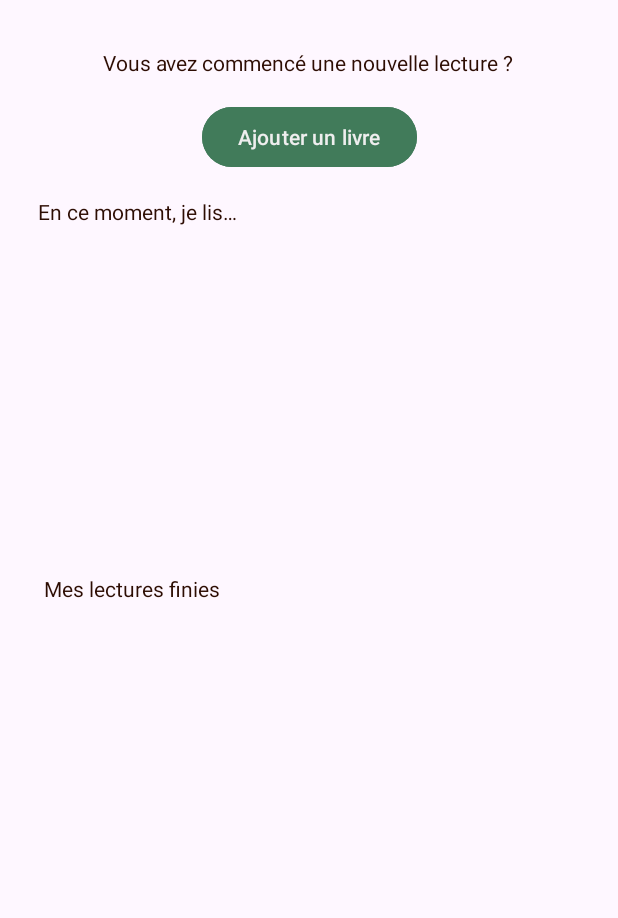
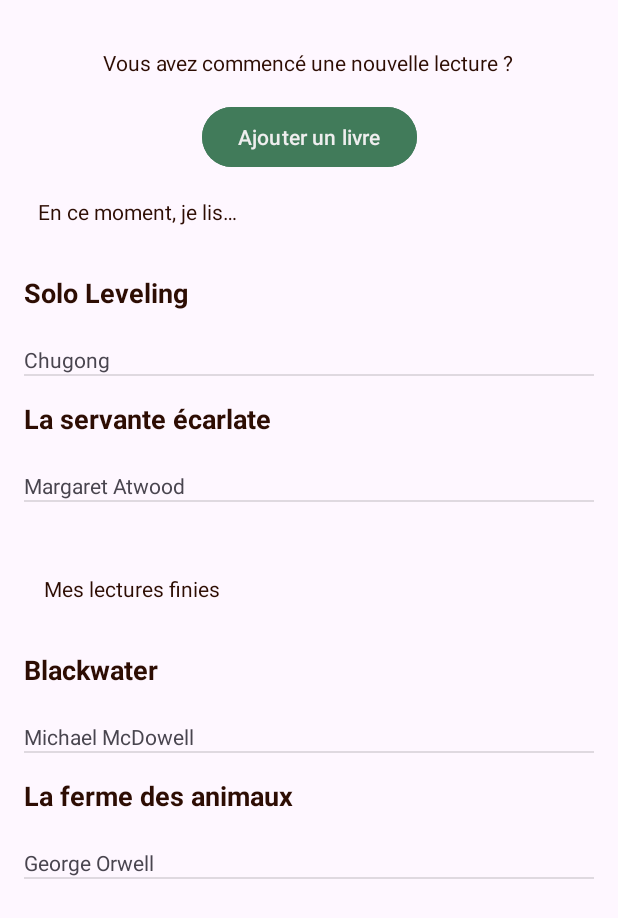
Before and after one commit to pemarsnv/android-app-my-reads, an Android app: the screen it shows after launch (MainActivity), on a phone screen of 412 x 824 dp. Shown: the top 918 px of the screen. Run offline under Robolectric (Android 15) with nearby library versions, the phone set to English and light mode, and no system bars.

Commit message:
Created the Book gestion

```diff
--- a/app/src/main/java/CreateBook.java
+++ /dev/null
@@ -1,5 +0,0 @@
-public class CreateBook {
-
-
-
-}
--- /dev/null
+++ b/app/src/main/java/com/example/myreads/Book.java
@@ -0,0 +1,74 @@
+package com.example.myreads;
+
+import androidx.annotation.NonNull;
+
+public class Book {
+
+    private int id;
+    private String titre;
+    private String auteur;
+    private Genre genre;
+    private String notes;
+    private boolean lu;
+
+    public Book(int id, String titre, String auteur, Genre genre, String notes, boolean lu) {
+        this.id = id;           this.titre = titre;
+        this.auteur = auteur;   this.genre = genre;
+        this.notes = notes;     this.lu = lu;
+    }
+
+    public void setId(int id) {
+        this.id = id;
+    }
+
+    public int getId() {
+        return id;
+    }
+
+    public String getTitre() {
+        return titre;
+    }
+
+    public void setTitre(String titre) {
+        this.titre = titre;
+    }
+
+    public String getAuteur() {
+        return auteur;
+    }
+
+    public void setAuteur(String auteur) {
+        this.auteur = auteur;
+    }
+
+    public Genre getGenre() {
+        return genre;
+    }
+
+    public void setGenre(Genre genre) {
+        this.genre = genre;
+    }
+
+    public String getNotes() {
+        return notes;
+    }
+
+    public void setNotes(String notes) {
+        this.notes = notes;
+    }
+
+    public boolean isLu() {
+        return lu;
+    }
+
+    public void setLu(boolean lu) {
+        this.lu = lu;
+    }
+
+    @NonNull
+    @Override
+    public String toString() {
+        return this.titre+" par "+this.auteur+" ("+this.genre+")";
+    }
+
+}
--- /dev/null
+++ b/app/src/main/java/com/example/myreads/BookDbHelper.java
@@ -0,0 +1,29 @@
+package com.example.myreads;
+
+import android.content.Context;
+import android.database.sqlite.SQLiteDatabase;
+import android.database.sqlite.SQLiteOpenHelper;
+
+public class BookDbHelper extends SQLiteOpenHelper {
+
+    public static final String DATABASE_NAME = "books.db";
+
+    public final String SQL_CREATE = "CREATE TABLE Books (id INTEGER PRIMARY KEY AUTOINCREMENT, titre TEXT NOT NULL, auteur TEXT NOT NULL, genre TEXT NOT NULL, notes TEXT NOT NULL, lu INTEGER NOT NULL)";
+    public final String SQL_DELETE = "DROP TABLE IF EXISTS Books";
+
+    public BookDbHelper(Context context) {
+        super(context, DATABASE_NAME, null, 1);
+    }
+
+    @Override
+    public void onCreate(SQLiteDatabase db) {
+        db.execSQL(SQL_CREATE);
+    }
+
+    @Override
+    public void onUpgrade(SQLiteDatabase db, int oldVersion, int newVersion) {
+        db.execSQL(SQL_DELETE);
+        onCreate(db);
+    }
+
+}
--- /dev/null
+++ b/app/src/main/java/com/example/myreads/BookView.java
@@ -0,0 +1,25 @@
+package com.example.myreads;
+
+public class BookView {
+
+    private int bookId;
+    private String bookTitle;
+    private int bookGenreIcon;
+    private String bookAuthor;
+
+    public BookView(Book book) {
+        this.bookId = book.getId();
+        this.bookTitle = book.getTitre();
+        this.bookGenreIcon = book.getGenre().getDrawable();
+        this.bookAuthor = book.getAuteur();
+    }
+
+    public int getBookId() { return this.bookId; };
+
+    public String getBookTitle() { return this.bookTitle; }
+
+    public int getBookGenreIcon() { return this.bookGenreIcon; }
+
+    public String getBookAuthor() { return this.bookAuthor; }
+
+}
--- /dev/null
+++ b/app/src/main/java/com/example/myreads/BookViewAdapter.java
@@ -0,0 +1,45 @@
+package com.example.myreads;
+
+import android.content.Context;
+import android.view.LayoutInflater;
+import android.view.View;
+import android.view.ViewGroup;
+import android.widget.ArrayAdapter;
+import android.widget.ImageView;
+import android.widget.TextView;
+
+import androidx.annotation.NonNull;
+import androidx.annotation.Nullable;
+import androidx.core.content.ContextCompat;
+
+import java.util.ArrayList;
+
+public class BookViewAdapter extends ArrayAdapter<BookView> {
+
+    public BookViewAdapter(@NonNull Context context, ArrayList<BookView> arrayList) {
+        super(context, 0, arrayList);
+    }
+
+    @NonNull
+    @Override
+    public View getView(int position, @Nullable View convertView, @NonNull ViewGroup parent) {
+
+        View currentItemView = convertView;
+
+        if (currentItemView == null) {
+            currentItemView = LayoutInflater.from(getContext()).inflate(R.layout.book_list_view, parent, false);
+        }
+
+        BookView currentBookPosition = getItem(position);
+        assert currentBookPosition != null;
+
+        TextView titleView = currentItemView.findViewById(R.id.bookTitleView);
+        titleView.setText(currentBookPosition.getBookTitle());
+
+        TextView authorView = currentItemView.findViewById(R.id.bookAuthorView);
+        authorView.setText(currentBookPosition.getBookAuthor());
+
+        return currentItemView;
+
+    }
+}
--- /dev/null
+++ b/app/src/main/java/com/example/myreads/DAOBook.java
@@ -0,0 +1,156 @@
+package com.example.myreads;
+
+import android.content.ContentValues;
+import android.database.Cursor;
+import android.database.sqlite.SQLiteDatabase;
+import java.util.ArrayList;
+import java.util.List;
+import java.util.Optional;
+
+public class DAOBook {
+
+    private SQLiteDatabase db;
+    private final BookDbHelper dbHelper;
+
+    public DAOBook(BookDbHelper bdd) {
+        this.dbHelper = bdd;
+    }
+
+    public boolean add(Book book) {
+        this.db = this.dbHelper.getWritableDatabase();
+        ContentValues values = new ContentValues();
+        values.put("titre",book.getTitre());
+        values.put("auteur",book.getAuteur());
+        values.put("genre",book.getGenre().toString());
+        values.put("notes",book.getNotes());
+        values.put("lu",book.isLu() ? 1 : 0);
+        long id = this.db.insert("Books",null,values);
+        if (id > -1) {
+            book.setId((int) id);
+        }
+        db.close();
+        return id > -1;
+    }
+
+    public ArrayList<Book> getAll() {
+
+        this.db = this.dbHelper.getReadableDatabase();
+        ArrayList<Book> books = new ArrayList<>();
+        String[] col = {"id","titre","auteur","genre","notes","lu"};
+        String[] select = {};
+
+        Cursor curs = this.db.query("Books",col,"",select,null,null,"id ASC");
+
+        if (curs.moveToFirst()) {
+            do {
+
+                int id          = (int) curs.getLong(curs.getColumnIndexOrThrow("id"));
+                String titre    = curs.getString(curs.getColumnIndexOrThrow("titre"));
+                String auteur   = curs.getString(curs.getColumnIndexOrThrow("auteur"));
+                String genre    = curs.getString(curs.getColumnIndexOrThrow("genre"));
+                String notes    = curs.getString(curs.getColumnIndexOrThrow("notes"));
+                boolean lu      = curs.getInt(curs.getColumnIndexOrThrow("lu")) == 1;
+
+                books.add(new Book(id,titre,auteur,Genre.findGenreByLabel(genre), notes,lu));
+
+            } while (curs.moveToNext());
+        }
+
+        curs.close();   this.db.close();
+        return books;
+
+    }
+
+    public Optional<Book> getById(int id) {
+
+        this.db = this.dbHelper.getReadableDatabase();
+        String[] col = {"id","titre","auteur","genre","notes","lu"};
+        String[] select = {id+""};
+
+        Cursor curs = this.db.query("Books",col,"id=?",select,null,null,"id ASC");
+
+        if (curs.moveToFirst()) {
+            do {
+
+                String titre    = curs.getString(curs.getColumnIndexOrThrow("titre"));
+                String auteur   = curs.getString(curs.getColumnIndexOrThrow("auteur"));
+                String genre    = curs.getString(curs.getColumnIndexOrThrow("genre"));
+                String notes    = curs.getString(curs.getColumnIndexOrThrow("notes"));
+                boolean lu      = curs.getInt(curs.getColumnIndexOrThrow("lu")) == 1;
+
+                return Optional.of(new Book(id,titre,auteur,Genre.findGenreByLabel(genre),notes,lu));
+
+            } while (curs.moveToNext());
+        }
+
+        curs.close();   this.db.close();
+        return Optional.empty();
+
+    }
+
+    public ArrayList<Book> getReadBooks() {
+
+        this.db = this.dbHelper.getReadableDatabase();
+        ArrayList<Book> books = new ArrayList<>();
+        String[] col = {"id", "titre", "auteur", "genre", "notes", "lu"};
+        String[] select = {};
+
+        Cursor curs = this.db.query("Books", col, "lu=1", select, null, null, "id ASC");
+
+        if (curs.moveToFirst()) {
+            do {
+
+                int id = (int) curs.getLong(curs.getColumnIndexOrThrow("id"));
+                String titre = curs.getString(curs.getColumnIndexOrThrow("titre"));
+                String auteur = curs.getString(curs.getColumnIndexOrThrow("auteur"));
+                String genre = curs.getString(curs.getColumnIndexOrThrow("genre"));
+                String notes = curs.getString(curs.getColumnIndexOrThrow("notes"));
+                boolean lu = curs.getInt(curs.getColumnIndexOrThrow("lu")) == 1;
+
+                books.add(new Book(id, titre, auteur, Genre.findGenreByLabel(genre), notes, lu));
+
+            } while (curs.moveToNext());
+        }
+
+        curs.close();   this.db.close();
+        return books;
+
+    }
+
+    public ArrayList<Book> getUnreadBooks() {
+
+        this.db = this.dbHelper.getReadableDatabase();
+        ArrayList<Book> books = new ArrayList<>();
+        String[] col = {"id", "titre", "auteur", "genre", "notes", "lu"};
+        String[] select = {};
+
+        Cursor curs = this.db.query("Books", col, "lu=0", select, null, null, "id ASC");
+
+        if (curs.moveToFirst()) {
+            do {
+
+                int id = (int) curs.getLong(curs.getColumnIndexOrThrow("id"));
+                String titre = curs.getString(curs.getColumnIndexOrThrow("titre"));
+                String auteur = curs.getString(curs.getColumnIndexOrThrow("auteur"));
+                String genre = curs.getString(curs.getColumnIndexOrThrow("genre"));
+                String notes = curs.getString(curs.getColumnIndexOrThrow("notes"));
+                boolean lu = curs.getInt(curs.getColumnIndexOrThrow("lu")) == 1;
+
+                books.add(new Book(id, titre, auteur, Genre.findGenreByLabel(genre), notes, lu));
+
+            } while (curs.moveToNext());
+        }
+
+        curs.close();    this.db.close();
+        return books;
+
+    }
+
+    public boolean delete(int id) {
+
+        this.db = this.dbHelper.getWritableDatabase();
+        int rowcount = this.db.delete("Books","id=?", new String[]{id + ""});
+        return rowcount > 0;
+    }
+
+}
--- /dev/null
+++ b/app/src/main/java/com/example/myreads/Genre.java
@@ -0,0 +1,54 @@
+package com.example.myreads;
+
+import android.graphics.drawable.Drawable;
+
+import androidx.annotation.NonNull;
+
+public enum Genre {
+    SF(1,"Science-fiction"),
+    THRILLER(1,"Thriller"),
+    POESIE(1,"Poésie"),
+    PHILO(1,"Philosophie"),
+    YA(1,"Jeune adulte"),
+    CLASSIQUE(1,"Classique"),
+    FANTAISIE(R.drawable.fantasy,"Fantaisie"),
+    ROMANCE(1,"Romance"),
+    HORREUR(1,"Horror"),
+    NF(1, "Non-fiction"),
+    POLITIQUE(1,"Politique"),
+    POLAR(1,"Polar"),
+    MANGA(R.drawable.manga,"Manga"),
+    MANHWA(R.drawable.manhwa,"Manhwa"),
+    BD(1,"BD"),
+    DYSTOPIE(R.drawable.dystopia,"Dystopie");
+
+
+    private final int  drawable;
+    private final String    label;
+
+    private Genre(int drawable, String label) {
+        this.drawable = drawable;
+        this.label =    label;
+    }
+
+    public static Genre findGenreByLabel(String label) {
+        for (Genre g : Genre.values()) {
+            if (g.label.equals(label)) {
+                return g;
+            }
+        }
+        return null;
+    }
+
+    public int getDrawable() {
+        return drawable;
+    }
+
+    @NonNull
+    @Override
+    public String toString() {
+        return label;
+    }
+
+
+}
--- a/app/src/main/java/com/example/myreads/MainActivity.java
+++ b/app/src/main/java/com/example/myreads/MainActivity.java
@@ -1,6 +1,8 @@
 package com.example.myreads;
 
 import android.os.Bundle;
+import android.widget.ArrayAdapter;
+import android.widget.ListView;
 
 import androidx.activity.EdgeToEdge;
 import androidx.appcompat.app.AppCompatActivity;
@@ -8,17 +10,62 @@ import androidx.core.graphics.Insets;
 import androidx.core.view.ViewCompat;
 import androidx.core.view.WindowInsetsCompat;
 
+import java.util.ArrayList;
+import java.util.Arrays;
+
 public class MainActivity extends AppCompatActivity {
+
+    public ArrayList<BookView> currentReadsViewArray;
+    public ArrayList<Book> currentReadsArray;
+    public ArrayList<BookView> pastReadsViewArray;
+    public ArrayList<Book> pastReadsArray;
+    public BookViewAdapter currentBAdapter;
+    public BookViewAdapter pastBAdapter;
 
     @Override
     protected void onCreate(Bundle savedInstanceState) {
+
         super.onCreate(savedInstanceState);
-        EdgeToEdge.enable(this);
         setContentView(R.layout.activity_main);
-        ViewCompat.setOnApplyWindowInsetsListener(findViewById(R.id.main), (v, insets) -> {
-            Insets systemBars = insets.getInsets(WindowInsetsCompat.Type.systemBars());
-            v.setPadding(systemBars.left, systemBars.top, systemBars.right, systemBars.bottom);
-            return insets;
-        });
+
+        BookDbHelper db = new BookDbHelper(this);
+        DAOBook dao     = new DAOBook(db);
+
+        for (Book b : dao.getAll()) {
+            dao.delete(b.getId());
+        }
+
+        dao.add(new Book(0,"Blackwater","Michael McDowell",Genre.FANTAISIE,"le livre fav d'enzo",true));
+        dao.add(new Book(0,"Solo Leveling","Chugong ",Genre.MANHWA,"le livre fav d'ibrahim",false));
+        dao.add(new Book(0,"La servante écarlate","Margaret Atwood",Genre.DYSTOPIE,"le livre fav de pema",false));
+        dao.add(new Book(0,"La ferme des animaux","George Orwell",Genre.POLITIQUE,"le livre fav de willem",true));
+
+        this.currentReadsArray = dao.getUnreadBooks();
+        this.currentReadsViewArray = new ArrayList<>();
+
+        for (Book b : this.currentReadsArray) {
+            currentReadsViewArray.add(new BookView(b));
+        }
+
+        this.currentBAdapter = new BookViewAdapter(this,currentReadsViewArray);
+
+        ListView currentReadsView = (ListView) findViewById(R.id.currentReadslistView);
+
+        currentReadsView.setAdapter(this.currentBAdapter);
+
+        this.pastReadsArray = dao.getReadBooks();
+        this.pastReadsViewArray = new ArrayList<>();
+
+        for (Book b : this.pastReadsArray) {
+            pastReadsViewArray.add(new BookView(b));
+        }
+
+        this.pastBAdapter = new BookViewAdapter(this,pastReadsViewArray);
+
+        ListView pastReadsView = (ListView) findViewById(R.id.pastReadsListView);
+
+        pastReadsView.setAdapter(this.pastBAdapter);
+
     }
+
 }
--- /dev/null
+++ b/app/src/main/res/layout/book_list_view.xml
@@ -0,0 +1,25 @@
+<?xml version="1.0" encoding="utf-8"?>
+<RelativeLayout
+    xmlns:android="http://schemas.android.com/apk/res/android"
+    android:layout_width="match_parent"
+    android:layout_height="wrap_content"
+    android:orientation="horizontal">
+
+    <TextView
+        android:id="@+id/bookTitleView"
+        android:layout_width="match_parent"
+        android:layout_height="47dp"
+        android:layout_marginTop="16dp"
+        android:gravity="top"
+        android:textColor="@color/blackbean"
+        android:textSize="18sp"
+        android:textStyle="bold" />
+
+    <TextView
+        android:id="@+id/bookAuthorView"
+        android:layout_width="match_parent"
+        android:layout_height="wrap_content"
+        android:layout_below="@id/bookTitleView"
+    />
+
+</RelativeLayout>
```
